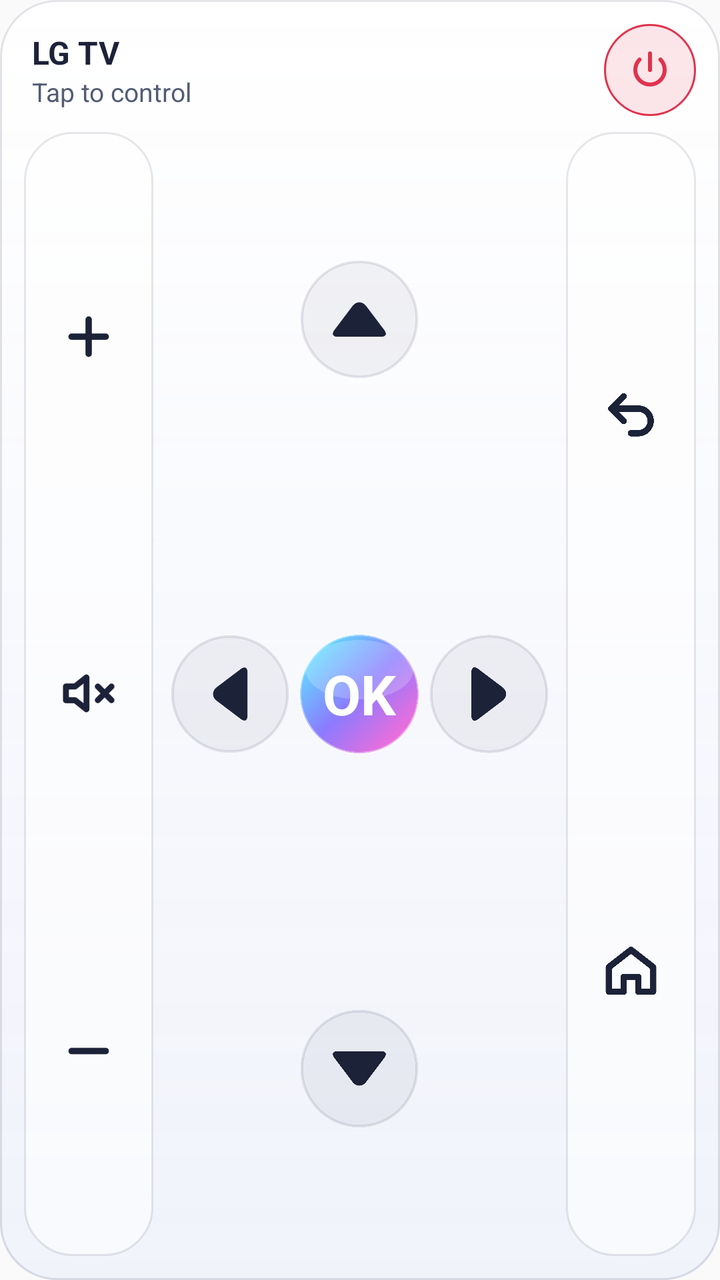
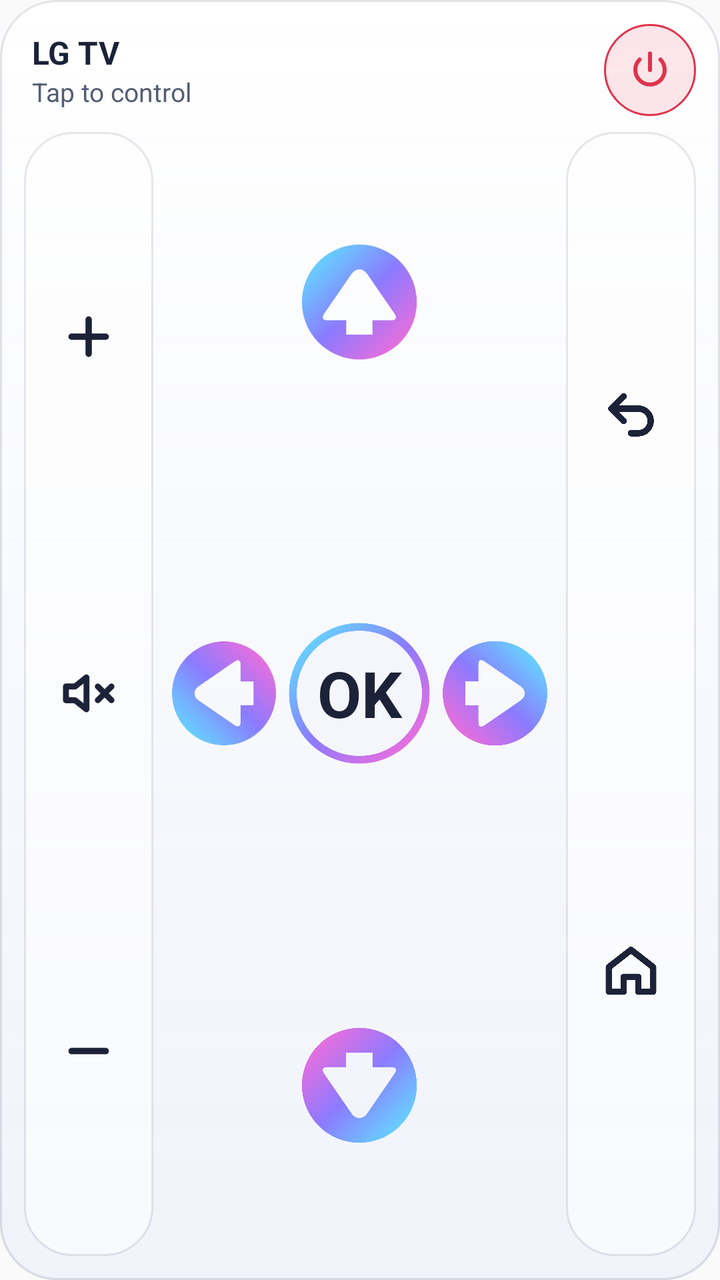

Screens rendered from an Android XML layout before and after an edit, with the pre-edit source and the edit as a unified diff.
<!-- AndroidManifest.xml: application theme AppTheme -->
<!-- res/layout/widget_remote.xml -->
<?xml version="1.0" encoding="utf-8"?>
<LinearLayout xmlns:android="http://schemas.android.com/apk/res/android"
    android:id="@+id/w_root"
    android:layout_width="match_parent"
    android:layout_height="match_parent"
    android:background="@drawable/widget_bg"
    android:orientation="vertical"
    android:padding="12dp">

    
    <LinearLayout
        android:layout_width="match_parent"
        android:layout_height="wrap_content"
        android:gravity="center_vertical"
        android:orientation="horizontal"
        android:paddingStart="4dp">

        <LinearLayout
            android:id="@+id/w_title"
            android:layout_width="0dp"
            android:layout_height="wrap_content"
            android:layout_weight="1"
            android:orientation="vertical">

            <TextView
                android:layout_width="wrap_content"
                android:layout_height="wrap_content"
                android:text="LG TV"
                android:textColor="@color/w_fg"
                android:textSize="16sp"
                android:textStyle="bold" />

            <TextView
                android:id="@+id/w_status"
                android:layout_width="wrap_content"
                android:layout_height="wrap_content"
                android:maxLines="1"
                android:text="Tap to control"
                android:textColor="@color/w_fg_muted"
                android:textSize="13sp" />
        </LinearLayout>

        <ImageButton
            android:id="@+id/w_power"
            android:layout_width="46dp"
            android:layout_height="46dp"
            android:background="@drawable/widget_btn_power"
            android:contentDescription="Power"
            android:src="@drawable/wi_power" />
    </LinearLayout>

    
    <LinearLayout
        android:layout_width="match_parent"
        android:layout_height="0dp"
        android:layout_marginTop="8dp"
        android:layout_weight="1"
        android:orientation="horizontal">

        <LinearLayout
            android:layout_width="0dp"
            android:layout_height="match_parent"
            android:layout_weight="1"
            android:background="@drawable/widget_pill"
            android:orientation="vertical"
            android:padding="3dp">

            <ImageButton
                android:id="@+id/w_volup"
                android:layout_width="match_parent"
                android:layout_height="0dp"
                android:layout_weight="1"
                android:background="@null"
                android:contentDescription="Volume up"
                android:scaleType="fitCenter"
                android:src="@drawable/wi_plus" />

            <ImageButton
                android:id="@+id/w_mute"
                android:layout_width="match_parent"
                android:layout_height="0dp"
                android:layout_weight="0.8"
                android:background="@null"
                android:contentDescription="Mute"
                android:padding="2dp"
                android:scaleType="fitCenter"
                android:src="@drawable/wi_mute" />

            <ImageButton
                android:id="@+id/w_voldown"
                android:layout_width="match_parent"
                android:layout_height="0dp"
                android:layout_weight="1"
                android:background="@null"
                android:contentDescription="Volume down"
                android:scaleType="fitCenter"
                android:src="@drawable/wi_minus" />
        </LinearLayout>

        
        <LinearLayout
            android:layout_width="0dp"
            android:layout_height="match_parent"
            android:layout_marginStart="6dp"
            android:layout_marginEnd="6dp"
            android:layout_weight="3"
            android:orientation="vertical">

            <LinearLayout
                android:layout_width="match_parent"
                android:layout_height="0dp"
                android:layout_weight="1"
                android:orientation="horizontal">

                <FrameLayout
                    android:layout_width="0dp"
                    android:layout_height="match_parent"
                    android:layout_weight="1" />

                <ImageButton
                    android:id="@+id/w_up"
                    android:layout_width="0dp"
                    android:layout_height="match_parent"
                    android:layout_weight="1"
                    android:background="@null"
                    android:contentDescription="Up"
                    android:padding="1dp"
                    android:scaleType="fitCenter"
                    android:src="@drawable/wi_up" />

                <FrameLayout
                    android:layout_width="0dp"
                    android:layout_height="match_parent"
                    android:layout_weight="1" />
            </LinearLayout>

            <LinearLayout
                android:layout_width="match_parent"
                android:layout_height="0dp"
                android:layout_weight="1"
                android:orientation="horizontal">

                <ImageButton
                    android:id="@+id/w_left"
                    android:layout_width="0dp"
                    android:layout_height="match_parent"
                    android:layout_weight="1"
                    android:background="@null"
                    android:contentDescription="Left"
                    android:padding="1dp"
                    android:scaleType="fitCenter"
                    android:src="@drawable/wi_left" />

                <FrameLayout
                    android:id="@+id/w_ok"
                    android:layout_width="0dp"
                    android:layout_height="match_parent"
                    android:layout_weight="1"
                    android:contentDescription="OK">

                    <ImageView
                        android:layout_width="match_parent"
                        android:layout_height="match_parent"
                        android:duplicateParentState="true"
                        android:scaleType="fitCenter"
                        android:src="@drawable/wi_ok" />

                    <TextView
                        android:layout_width="match_parent"
                        android:layout_height="match_parent"
                        android:autoSizeMaxTextSize="30sp"
                        android:autoSizeMinTextSize="12sp"
                        android:autoSizeTextType="uniform"
                        android:gravity="center"
                        android:maxLines="1"
                        android:padding="14dp"
                        android:text="OK"
                        android:textColor="#FFFFFFFF"
                        android:textStyle="bold" />
                </FrameLayout>

                <ImageButton
                    android:id="@+id/w_right"
                    android:layout_width="0dp"
                    android:layout_height="match_parent"
                    android:layout_weight="1"
                    android:background="@null"
                    android:contentDescription="Right"
                    android:padding="1dp"
                    android:scaleType="fitCenter"
                    android:src="@drawable/wi_right" />
            </LinearLayout>

            <LinearLayout
                android:layout_width="match_parent"
                android:layout_height="0dp"
                android:layout_weight="1"
                android:orientation="horizontal">

                <FrameLayout
                    android:layout_width="0dp"
                    android:layout_height="match_parent"
                    android:layout_weight="1" />

                <ImageButton
                    android:id="@+id/w_down"
                    android:layout_width="0dp"
                    android:layout_height="match_parent"
                    android:layout_weight="1"
                    android:background="@null"
                    android:contentDescription="Down"
                    android:padding="1dp"
                    android:scaleType="fitCenter"
                    android:src="@drawable/wi_down" />

                <FrameLayout
                    android:layout_width="0dp"
                    android:layout_height="match_parent"
                    android:layout_weight="1" />
            </LinearLayout>
        </LinearLayout>

        <LinearLayout
            android:layout_width="0dp"
            android:layout_height="match_parent"
            android:layout_weight="1"
            android:background="@drawable/widget_pill"
            android:orientation="vertical"
            android:padding="3dp">

            <ImageButton
                android:id="@+id/w_back"
                android:layout_width="match_parent"
                android:layout_height="0dp"
                android:layout_weight="1"
                android:background="@null"
                android:contentDescription="Back"
                android:scaleType="fitCenter"
                android:src="@drawable/wi_back" />

            <ImageButton
                android:id="@+id/w_home"
                android:layout_width="match_parent"
                android:layout_height="0dp"
                android:layout_weight="1"
                android:background="@null"
                android:contentDescription="Home"
                android:scaleType="fitCenter"
                android:src="@drawable/wi_home" />
        </LinearLayout>
    </LinearLayout>
</LinearLayout>
<!-- resources referenced by this layout -->
<resources>
  <!-- drawable wi_down_p (drawable) -->
  <?xml version="1.0" encoding="utf-8"?>
  <vector xmlns:android="http://schemas.android.com/apk/res/android" android:width="48dp" android:height="48dp" android:viewportWidth="48" android:viewportHeight="48">
      <path android:pathData="M24,2 A22,22 0 1,1 23.99,2 Z" android:fillColor="#9922C3E6" android:strokeColor="#CC5EE7FF" android:strokeWidth="1"/>
      <group android:rotation="180" android:pivotX="24" android:pivotY="24">
          <path android:pathData="M24,17.5 Q25.5,17.5 26.6,18.9 L33.7,28.3 Q35,30.4 32.6,30.7 L15.4,30.7 Q13,30.4 14.3,28.3 L21.4,18.9 Q22.5,17.5 24,17.5 Z" android:fillColor="#FFFFFFFF"/>
      </group>
  </vector>
  <!-- drawable wi_down_n (drawable) -->
  <?xml version="1.0" encoding="utf-8"?>
  <vector xmlns:android="http://schemas.android.com/apk/res/android" android:width="48dp" android:height="48dp" android:viewportWidth="48" android:viewportHeight="48">
      <path android:pathData="M24,2 A22,22 0 1,1 23.99,2 Z" android:fillColor="@color/w_btn" android:strokeColor="@color/w_btn_edge" android:strokeWidth="1"/>
      <group android:rotation="180" android:pivotX="24" android:pivotY="24">
          <path android:pathData="M24,17.5 Q25.5,17.5 26.6,18.9 L33.7,28.3 Q35,30.4 32.6,30.7 L15.4,30.7 Q13,30.4 14.3,28.3 L21.4,18.9 Q22.5,17.5 24,17.5 Z" android:fillColor="@color/w_fg"/>
      </group>
  </vector>
  <!-- drawable wi_left_p (drawable) -->
  <?xml version="1.0" encoding="utf-8"?>
  <vector xmlns:android="http://schemas.android.com/apk/res/android" android:width="48dp" android:height="48dp" android:viewportWidth="48" android:viewportHeight="48">
      <path android:pathData="M24,2 A22,22 0 1,1 23.99,2 Z" android:fillColor="#9922C3E6" android:strokeColor="#CC5EE7FF" android:strokeWidth="1"/>
      <group android:rotation="270" android:pivotX="24" android:pivotY="24">
          <path android:pathData="M24,17.5 Q25.5,17.5 26.6,18.9 L33.7,28.3 Q35,30.4 32.6,30.7 L15.4,30.7 Q13,30.4 14.3,28.3 L21.4,18.9 Q22.5,17.5 24,17.5 Z" android:fillColor="#FFFFFFFF"/>
      </group>
  </vector>
  <!-- drawable wi_left_n (drawable) -->
  <?xml version="1.0" encoding="utf-8"?>
  <vector xmlns:android="http://schemas.android.com/apk/res/android" android:width="48dp" android:height="48dp" android:viewportWidth="48" android:viewportHeight="48">
      <path android:pathData="M24,2 A22,22 0 1,1 23.99,2 Z" android:fillColor="@color/w_btn" android:strokeColor="@color/w_btn_edge" android:strokeWidth="1"/>
      <group android:rotation="270" android:pivotX="24" android:pivotY="24">
          <path android:pathData="M24,17.5 Q25.5,17.5 26.6,18.9 L33.7,28.3 Q35,30.4 32.6,30.7 L15.4,30.7 Q13,30.4 14.3,28.3 L21.4,18.9 Q22.5,17.5 24,17.5 Z" android:fillColor="@color/w_fg"/>
      </group>
  </vector>
  <!-- drawable wi_ok_p (drawable) -->
  <?xml version="1.0" encoding="utf-8"?>
  <vector xmlns:android="http://schemas.android.com/apk/res/android" xmlns:aapt="http://schemas.android.com/aapt"
      android:width="48dp" android:height="48dp" android:viewportWidth="48" android:viewportHeight="48">
      <path android:pathData="M24,2 A22,22 0 1,1 23.99,2 Z">
          <aapt:attr name="android:fillColor">
              <gradient android:type="linear" android:startX="6" android:startY="6" android:endX="42" android:endY="42"
                  android:startColor="#FF3FC8E6" android:centerColor="#FF7A4CFF" android:endColor="#FFE04FBF" />
          </aapt:attr>
      </path>
      <path android:pathData="M24,4 A20,11 0 0,1 44,15 A20,11 0 0,1 4,15 A20,11 0 0,1 24,4 Z" android:fillColor="#33FFFFFF"/>
      <path android:pathData="M24,2 A22,22 0 1,1 23.99,2 Z" android:fillColor="#00000000" android:strokeColor="#66FFFFFF" android:strokeWidth="1"/>
  </vector>
  <!-- drawable wi_ok_n (drawable) -->
  <?xml version="1.0" encoding="utf-8"?>
  <vector xmlns:android="http://schemas.android.com/apk/res/android" xmlns:aapt="http://schemas.android.com/aapt"
      android:width="48dp" android:height="48dp" android:viewportWidth="48" android:viewportHeight="48">
      <path android:pathData="M24,2 A22,22 0 1,1 23.99,2 Z">
          <aapt:attr name="android:fillColor">
              <gradient android:type="linear" android:startX="6" android:startY="6" android:endX="42" android:endY="42"
                  android:startColor="#FF5EE7FF" android:centerColor="#FF8B7BFF" android:endColor="#FFFF6BD5" />
          </aapt:attr>
      </path>
      <path android:pathData="M24,4 A20,11 0 0,1 44,15 A20,11 0 0,1 4,15 A20,11 0 0,1 24,4 Z" android:fillColor="#33FFFFFF"/>
      <path android:pathData="M24,2 A22,22 0 1,1 23.99,2 Z" android:fillColor="#00000000" android:strokeColor="#66FFFFFF" android:strokeWidth="1"/>
  </vector>
  <!-- drawable wi_right_p (drawable) -->
  <?xml version="1.0" encoding="utf-8"?>
  <vector xmlns:android="http://schemas.android.com/apk/res/android" android:width="48dp" android:height="48dp" android:viewportWidth="48" android:viewportHeight="48">
      <path android:pathData="M24,2 A22,22 0 1,1 23.99,2 Z" android:fillColor="#9922C3E6" android:strokeColor="#CC5EE7FF" android:strokeWidth="1"/>
      <group android:rotation="90" android:pivotX="24" android:pivotY="24">
          <path android:pathData="M24,17.5 Q25.5,17.5 26.6,18.9 L33.7,28.3 Q35,30.4 32.6,30.7 L15.4,30.7 Q13,30.4 14.3,28.3 L21.4,18.9 Q22.5,17.5 24,17.5 Z" android:fillColor="#FFFFFFFF"/>
      </group>
  </vector>
  <!-- drawable wi_right_n (drawable) -->
  <?xml version="1.0" encoding="utf-8"?>
  <vector xmlns:android="http://schemas.android.com/apk/res/android" android:width="48dp" android:height="48dp" android:viewportWidth="48" android:viewportHeight="48">
      <path android:pathData="M24,2 A22,22 0 1,1 23.99,2 Z" android:fillColor="@color/w_btn" android:strokeColor="@color/w_btn_edge" android:strokeWidth="1"/>
      <group android:rotation="90" android:pivotX="24" android:pivotY="24">
          <path android:pathData="M24,17.5 Q25.5,17.5 26.6,18.9 L33.7,28.3 Q35,30.4 32.6,30.7 L15.4,30.7 Q13,30.4 14.3,28.3 L21.4,18.9 Q22.5,17.5 24,17.5 Z" android:fillColor="@color/w_fg"/>
      </group>
  </vector>
  <!-- drawable wi_up_p (drawable) -->
  <?xml version="1.0" encoding="utf-8"?>
  <vector xmlns:android="http://schemas.android.com/apk/res/android" android:width="48dp" android:height="48dp" android:viewportWidth="48" android:viewportHeight="48">
      <path android:pathData="M24,2 A22,22 0 1,1 23.99,2 Z" android:fillColor="#9922C3E6" android:strokeColor="#CC5EE7FF" android:strokeWidth="1"/>
      <group android:rotation="0" android:pivotX="24" android:pivotY="24">
          <path android:pathData="M24,17.5 Q25.5,17.5 26.6,18.9 L33.7,28.3 Q35,30.4 32.6,30.7 L15.4,30.7 Q13,30.4 14.3,28.3 L21.4,18.9 Q22.5,17.5 24,17.5 Z" android:fillColor="#FFFFFFFF"/>
      </group>
  </vector>
  <!-- drawable wi_up_n (drawable) -->
  <?xml version="1.0" encoding="utf-8"?>
  <vector xmlns:android="http://schemas.android.com/apk/res/android" android:width="48dp" android:height="48dp" android:viewportWidth="48" android:viewportHeight="48">
      <path android:pathData="M24,2 A22,22 0 1,1 23.99,2 Z" android:fillColor="@color/w_btn" android:strokeColor="@color/w_btn_edge" android:strokeWidth="1"/>
      <group android:rotation="0" android:pivotX="24" android:pivotY="24">
          <path android:pathData="M24,17.5 Q25.5,17.5 26.6,18.9 L33.7,28.3 Q35,30.4 32.6,30.7 L15.4,30.7 Q13,30.4 14.3,28.3 L21.4,18.9 Q22.5,17.5 24,17.5 Z" android:fillColor="@color/w_fg"/>
      </group>
  </vector>
  <color name="w_btn">#0D141C3C</color>
  <!-- unchanged entries left out for length: 35 -->
</resources>

<!-- the commit's change to res/layout/widget_remote.xml (unified diff, before → after) -->
@@ -137,7 +137,7 @@
             <LinearLayout
                 android:layout_width="match_parent"
                 android:layout_height="0dp"
-                android:layout_weight="1"
+                android:layout_weight="1.3"
                 android:orientation="horizontal">
 
                 <ImageButton
@@ -155,7 +155,7 @@
                     android:id="@+id/w_ok"
                     android:layout_width="0dp"
                     android:layout_height="match_parent"
-                    android:layout_weight="1"
+                    android:layout_weight="1.3"
                     android:contentDescription="OK">
 
                     <ImageView
@@ -168,14 +168,15 @@
                     <TextView
                         android:layout_width="match_parent"
                         android:layout_height="match_parent"
-                        android:autoSizeMaxTextSize="30sp"
+                        android:autoSizeMaxTextSize="32sp"
                         android:autoSizeMinTextSize="12sp"
                         android:autoSizeTextType="uniform"
+                        android:duplicateParentState="true"
                         android:gravity="center"
                         android:maxLines="1"
                         android:padding="14dp"
                         android:text="OK"
-                        android:textColor="#FFFFFFFF"
+                        android:textColor="@color/w_ok_text"
                         android:textStyle="bold" />
                 </FrameLayout>
 
<!-- resource entries referenced after the edit -->
@@ -2,95 +2,96 @@
 <resources>
   <!-- drawable wi_down_p (drawable) -->
   <?xml version="1.0" encoding="utf-8"?>
-  <vector xmlns:android="http://schemas.android.com/apk/res/android" android:width="48dp" android:height="48dp" android:viewportWidth="48" android:viewportHeight="48">
-      <path android:pathData="M24,2 A22,22 0 1,1 23.99,2 Z" android:fillColor="#9922C3E6" android:strokeColor="#CC5EE7FF" android:strokeWidth="1"/>
+  <vector xmlns:android="http://schemas.android.com/apk/res/android" xmlns:aapt="http://schemas.android.com/aapt" android:width="48dp" android:height="48dp" android:viewportWidth="48" android:viewportHeight="48">
       <group android:rotation="180" android:pivotX="24" android:pivotY="24">
-          <path android:pathData="M24,17.5 Q25.5,17.5 26.6,18.9 L33.7,28.3 Q35,30.4 32.6,30.7 L15.4,30.7 Q13,30.4 14.3,28.3 L21.4,18.9 Q22.5,17.5 24,17.5 Z" android:fillColor="#FFFFFFFF"/>
+          <path android:pathData="M24,2 A22,22 0 1,1 23.99,2 Z">
+              <aapt:attr name="android:fillColor"><gradient android:type="linear" android:startX="4" android:startY="4" android:endX="44" android:endY="44" android:startColor="#FF2FB7D6" android:centerColor="#FF6C5CFF" android:endColor="#FFE04FBF"/></aapt:attr>
+          </path>
+          <path android:pathData="M24,11.5 Q25.75,11.5 27,13.25 L37.5,28.5 Q39,31 36,31 L29,31 L29,36.5 L19,36.5 L19,31 L12,31 Q9,31 10.5,28.5 L21,13.25 Q22.25,11.5 24,11.5 Z" android:fillColor="#FFFFFFFF"/>
       </group>
   </vector>
   <!-- drawable wi_down_n (drawable) -->
   <?xml version="1.0" encoding="utf-8"?>
-  <vector xmlns:android="http://schemas.android.com/apk/res/android" android:width="48dp" android:height="48dp" android:viewportWidth="48" android:viewportHeight="48">
-      <path android:pathData="M24,2 A22,22 0 1,1 23.99,2 Z" android:fillColor="@color/w_btn" android:strokeColor="@color/w_btn_edge" android:strokeWidth="1"/>
+  <vector xmlns:android="http://schemas.android.com/apk/res/android" xmlns:aapt="http://schemas.android.com/aapt" android:width="48dp" android:height="48dp" android:viewportWidth="48" android:viewportHeight="48">
       <group android:rotation="180" android:pivotX="24" android:pivotY="24">
-          <path android:pathData="M24,17.5 Q25.5,17.5 26.6,18.9 L33.7,28.3 Q35,30.4 32.6,30.7 L15.4,30.7 Q13,30.4 14.3,28.3 L21.4,18.9 Q22.5,17.5 24,17.5 Z" android:fillColor="@color/w_fg"/>
+          <path android:pathData="M24,2 A22,22 0 1,1 23.99,2 Z M24,11.5 Q25.75,11.5 27,13.25 L37.5,28.5 Q39,31 36,31 L29,31 L29,36.5 L19,36.5 L19,31 L12,31 Q9,31 10.5,28.5 L21,13.25 Q22.25,11.5 24,11.5 Z" android:fillType="evenOdd">
+              <aapt:attr name="android:fillColor"><gradient android:type="linear" android:startX="4" android:startY="4" android:endX="44" android:endY="44" android:startColor="#FF5EE7FF" android:centerColor="#FF8B7BFF" android:endColor="#FFFF6BD5"/></aapt:attr>
+          </path>
       </group>
   </vector>
   <!-- drawable wi_left_p (drawable) -->
   <?xml version="1.0" encoding="utf-8"?>
-  <vector xmlns:android="http://schemas.android.com/apk/res/android" android:width="48dp" android:height="48dp" android:viewportWidth="48" android:viewportHeight="48">
-      <path android:pathData="M24,2 A22,22 0 1,1 23.99,2 Z" android:fillColor="#9922C3E6" android:strokeColor="#CC5EE7FF" android:strokeWidth="1"/>
+  <vector xmlns:android="http://schemas.android.com/apk/res/android" xmlns:aapt="http://schemas.android.com/aapt" android:width="48dp" android:height="48dp" android:viewportWidth="48" android:viewportHeight="48">
       <group android:rotation="270" android:pivotX="24" android:pivotY="24">
-          <path android:pathData="M24,17.5 Q25.5,17.5 26.6,18.9 L33.7,28.3 Q35,30.4 32.6,30.7 L15.4,30.7 Q13,30.4 14.3,28.3 L21.4,18.9 Q22.5,17.5 24,17.5 Z" android:fillColor="#FFFFFFFF"/>
+          <path android:pathData="M24,2 A22,22 0 1,1 23.99,2 Z">
+              <aapt:attr name="android:fillColor"><gradient android:type="linear" android:startX="4" android:startY="4" android:endX="44" android:endY="44" android:startColor="#FF2FB7D6" android:centerColor="#FF6C5CFF" android:endColor="#FFE04FBF"/></aapt:attr>
+          </path>
+          <path android:pathData="M24,11.5 Q25.75,11.5 27,13.25 L37.5,28.5 Q39,31 36,31 L29,31 L29,36.5 L19,36.5 L19,31 L12,31 Q9,31 10.5,28.5 L21,13.25 Q22.25,11.5 24,11.5 Z" android:fillColor="#FFFFFFFF"/>
       </group>
   </vector>
   <!-- drawable wi_left_n (drawable) -->
   <?xml version="1.0" encoding="utf-8"?>
-  <vector xmlns:android="http://schemas.android.com/apk/res/android" android:width="48dp" android:height="48dp" android:viewportWidth="48" android:viewportHeight="48">
-      <path android:pathData="M24,2 A22,22 0 1,1 23.99,2 Z" android:fillColor="@color/w_btn" android:strokeColor="@color/w_btn_edge" android:strokeWidth="1"/>
+  <vector xmlns:android="http://schemas.android.com/apk/res/android" xmlns:aapt="http://schemas.android.com/aapt" android:width="48dp" android:height="48dp" android:viewportWidth="48" android:viewportHeight="48">
       <group android:rotation="270" android:pivotX="24" android:pivotY="24">
-          <path android:pathData="M24,17.5 Q25.5,17.5 26.6,18.9 L33.7,28.3 Q35,30.4 32.6,30.7 L15.4,30.7 Q13,30.4 14.3,28.3 L21.4,18.9 Q22.5,17.5 24,17.5 Z" android:fillColor="@color/w_fg"/>
+          <path android:pathData="M24,2 A22,22 0 1,1 23.99,2 Z M24,11.5 Q25.75,11.5 27,13.25 L37.5,28.5 Q39,31 36,31 L29,31 L29,36.5 L19,36.5 L19,31 L12,31 Q9,31 10.5,28.5 L21,13.25 Q22.25,11.5 24,11.5 Z" android:fillType="evenOdd">
+              <aapt:attr name="android:fillColor"><gradient android:type="linear" android:startX="4" android:startY="4" android:endX="44" android:endY="44" android:startColor="#FF5EE7FF" android:centerColor="#FF8B7BFF" android:endColor="#FFFF6BD5"/></aapt:attr>
+          </path>
       </group>
   </vector>
   <!-- drawable wi_ok_p (drawable) -->
   <?xml version="1.0" encoding="utf-8"?>
-  <vector xmlns:android="http://schemas.android.com/apk/res/android" xmlns:aapt="http://schemas.android.com/aapt"
-      android:width="48dp" android:height="48dp" android:viewportWidth="48" android:viewportHeight="48">
+  <vector xmlns:android="http://schemas.android.com/apk/res/android" xmlns:aapt="http://schemas.android.com/aapt" android:width="48dp" android:height="48dp" android:viewportWidth="48" android:viewportHeight="48">
       <path android:pathData="M24,2 A22,22 0 1,1 23.99,2 Z">
-          <aapt:attr name="android:fillColor">
-              <gradient android:type="linear" android:startX="6" android:startY="6" android:endX="42" android:endY="42"
-                  android:startColor="#FF3FC8E6" android:centerColor="#FF7A4CFF" android:endColor="#FFE04FBF" />
-          </aapt:attr>
+          <aapt:attr name="android:fillColor"><gradient android:type="linear" android:startX="4" android:startY="4" android:endX="44" android:endY="44" android:startColor="#FF5EE7FF" android:centerColor="#FF8B7BFF" android:endColor="#FFFF6BD5"/></aapt:attr>
       </path>
-      <path android:pathData="M24,4 A20,11 0 0,1 44,15 A20,11 0 0,1 4,15 A20,11 0 0,1 24,4 Z" android:fillColor="#33FFFFFF"/>
-      <path android:pathData="M24,2 A22,22 0 1,1 23.99,2 Z" android:fillColor="#00000000" android:strokeColor="#66FFFFFF" android:strokeWidth="1"/>
   </vector>
   <!-- drawable wi_ok_n (drawable) -->
   <?xml version="1.0" encoding="utf-8"?>
-  <vector xmlns:android="http://schemas.android.com/apk/res/android" xmlns:aapt="http://schemas.android.com/aapt"
-      android:width="48dp" android:height="48dp" android:viewportWidth="48" android:viewportHeight="48">
-      <path android:pathData="M24,2 A22,22 0 1,1 23.99,2 Z">
-          <aapt:attr name="android:fillColor">
-              <gradient android:type="linear" android:startX="6" android:startY="6" android:endX="42" android:endY="42"
-                  android:startColor="#FF5EE7FF" android:centerColor="#FF8B7BFF" android:endColor="#FFFF6BD5" />
-          </aapt:attr>
+  <vector xmlns:android="http://schemas.android.com/apk/res/android" xmlns:aapt="http://schemas.android.com/aapt" android:width="48dp" android:height="48dp" android:viewportWidth="48" android:viewportHeight="48">
+      <path android:pathData="M24,2 A22,22 0 1,1 23.99,2 Z" android:fillColor="@color/w_ok_bg"/>
+      <path android:pathData="M24,3.2 A20.8,20.8 0 1,1 23.99,3.2 Z" android:fillColor="#00000000" android:strokeWidth="2.4">
+          <aapt:attr name="android:strokeColor"><gradient android:type="linear" android:startX="4" android:startY="4" android:endX="44" android:endY="44" android:startColor="#FF5EE7FF" android:centerColor="#FF8B7BFF" android:endColor="#FFFF6BD5"/></aapt:attr>
       </path>
-      <path android:pathData="M24,4 A20,11 0 0,1 44,15 A20,11 0 0,1 4,15 A20,11 0 0,1 24,4 Z" android:fillColor="#33FFFFFF"/>
-      <path android:pathData="M24,2 A22,22 0 1,1 23.99,2 Z" android:fillColor="#00000000" android:strokeColor="#66FFFFFF" android:strokeWidth="1"/>
   </vector>
   <!-- drawable wi_right_p (drawable) -->
   <?xml version="1.0" encoding="utf-8"?>
-  <vector xmlns:android="http://schemas.android.com/apk/res/android" android:width="48dp" android:height="48dp" android:viewportWidth="48" android:viewportHeight="48">
-      <path android:pathData="M24,2 A22,22 0 1,1 23.99,2 Z" android:fillColor="#9922C3E6" android:strokeColor="#CC5EE7FF" android:strokeWidth="1"/>
+  <vector xmlns:android="http://schemas.android.com/apk/res/android" xmlns:aapt="http://schemas.android.com/aapt" android:width="48dp" android:height="48dp" android:viewportWidth="48" android:viewportHeight="48">
       <group android:rotation="90" android:pivotX="24" android:pivotY="24">
-          <path android:pathData="M24,17.5 Q25.5,17.5 26.6,18.9 L33.7,28.3 Q35,30.4 32.6,30.7 L15.4,30.7 Q13,30.4 14.3,28.3 L21.4,18.9 Q22.5,17.5 24,17.5 Z" android:fillColor="#FFFFFFFF"/>
+          <path android:pathData="M24,2 A22,22 0 1,1 23.99,2 Z">
+              <aapt:attr name="android:fillColor"><gradient android:type="linear" android:startX="4" android:startY="4" android:endX="44" android:endY="44" android:startColor="#FF2FB7D6" android:centerColor="#FF6C5CFF" android:endColor="#FFE04FBF"/></aapt:attr>
+          </path>
+          <path android:pathData="M24,11.5 Q25.75,11.5 27,13.25 L37.5,28.5 Q39,31 36,31 L29,31 L29,36.5 L19,36.5 L19,31 L12,31 Q9,31 10.5,28.5 L21,13.25 Q22.25,11.5 24,11.5 Z" android:fillColor="#FFFFFFFF"/>
       </group>
   </vector>
   <!-- drawable wi_right_n (drawable) -->
   <?xml version="1.0" encoding="utf-8"?>
-  <vector xmlns:android="http://schemas.android.com/apk/res/android" android:width="48dp" android:height="48dp" android:viewportWidth="48" android:viewportHeight="48">
-      <path android:pathData="M24,2 A22,22 0 1,1 23.99,2 Z" android:fillColor="@color/w_btn" android:strokeColor="@color/w_btn_edge" android:strokeWidth="1"/>
+  <vector xmlns:android="http://schemas.android.com/apk/res/android" xmlns:aapt="http://schemas.android.com/aapt" android:width="48dp" android:height="48dp" android:viewportWidth="48" android:viewportHeight="48">
       <group android:rotation="90" android:pivotX="24" android:pivotY="24">
-          <path android:pathData="M24,17.5 Q25.5,17.5 26.6,18.9 L33.7,28.3 Q35,30.4 32.6,30.7 L15.4,30.7 Q13,30.4 14.3,28.3 L21.4,18.9 Q22.5,17.5 24,17.5 Z" android:fillColor="@color/w_fg"/>
+          <path android:pathData="M24,2 A22,22 0 1,1 23.99,2 Z M24,11.5 Q25.75,11.5 27,13.25 L37.5,28.5 Q39,31 36,31 L29,31 L29,36.5 L19,36.5 L19,31 L12,31 Q9,31 10.5,28.5 L21,13.25 Q22.25,11.5 24,11.5 Z" android:fillType="evenOdd">
+              <aapt:attr name="android:fillColor"><gradient android:type="linear" android:startX="4" android:startY="4" android:endX="44" android:endY="44" android:startColor="#FF5EE7FF" android:centerColor="#FF8B7BFF" android:endColor="#FFFF6BD5"/></aapt:attr>
+          </path>
       </group>
   </vector>
   <!-- drawable wi_up_p (drawable) -->
   <?xml version="1.0" encoding="utf-8"?>
-  <vector xmlns:android="http://schemas.android.com/apk/res/android" android:width="48dp" android:height="48dp" android:viewportWidth="48" android:viewportHeight="48">
-      <path android:pathData="M24,2 A22,22 0 1,1 23.99,2 Z" android:fillColor="#9922C3E6" android:strokeColor="#CC5EE7FF" android:strokeWidth="1"/>
+  <vector xmlns:android="http://schemas.android.com/apk/res/android" xmlns:aapt="http://schemas.android.com/aapt" android:width="48dp" android:height="48dp" android:viewportWidth="48" android:viewportHeight="48">
       <group android:rotation="0" android:pivotX="24" android:pivotY="24">
-          <path android:pathData="M24,17.5 Q25.5,17.5 26.6,18.9 L33.7,28.3 Q35,30.4 32.6,30.7 L15.4,30.7 Q13,30.4 14.3,28.3 L21.4,18.9 Q22.5,17.5 24,17.5 Z" android:fillColor="#FFFFFFFF"/>
+          <path android:pathData="M24,2 A22,22 0 1,1 23.99,2 Z">
+              <aapt:attr name="android:fillColor"><gradient android:type="linear" android:startX="4" android:startY="4" android:endX="44" android:endY="44" android:startColor="#FF2FB7D6" android:centerColor="#FF6C5CFF" android:endColor="#FFE04FBF"/></aapt:attr>
+          </path>
+          <path android:pathData="M24,11.5 Q25.75,11.5 27,13.25 L37.5,28.5 Q39,31 36,31 L29,31 L29,36.5 L19,36.5 L19,31 L12,31 Q9,31 10.5,28.5 L21,13.25 Q22.25,11.5 24,11.5 Z" android:fillColor="#FFFFFFFF"/>
       </group>
   </vector>
   <!-- drawable wi_up_n (drawable) -->
   <?xml version="1.0" encoding="utf-8"?>
-  <vector xmlns:android="http://schemas.android.com/apk/res/android" android:width="48dp" android:height="48dp" android:viewportWidth="48" android:viewportHeight="48">
-      <path android:pathData="M24,2 A22,22 0 1,1 23.99,2 Z" android:fillColor="@color/w_btn" android:strokeColor="@color/w_btn_edge" android:strokeWidth="1"/>
+  <vector xmlns:android="http://schemas.android.com/apk/res/android" xmlns:aapt="http://schemas.android.com/aapt" android:width="48dp" android:height="48dp" android:viewportWidth="48" android:viewportHeight="48">
       <group android:rotation="0" android:pivotX="24" android:pivotY="24">
-          <path android:pathData="M24,17.5 Q25.5,17.5 26.6,18.9 L33.7,28.3 Q35,30.4 32.6,30.7 L15.4,30.7 Q13,30.4 14.3,28.3 L21.4,18.9 Q22.5,17.5 24,17.5 Z" android:fillColor="@color/w_fg"/>
+          <path android:pathData="M24,2 A22,22 0 1,1 23.99,2 Z M24,11.5 Q25.75,11.5 27,13.25 L37.5,28.5 Q39,31 36,31 L29,31 L29,36.5 L19,36.5 L19,31 L12,31 Q9,31 10.5,28.5 L21,13.25 Q22.25,11.5 24,11.5 Z" android:fillType="evenOdd">
+              <aapt:attr name="android:fillColor"><gradient android:type="linear" android:startX="4" android:startY="4" android:endX="44" android:endY="44" android:startColor="#FF5EE7FF" android:centerColor="#FF8B7BFF" android:endColor="#FFFF6BD5"/></aapt:attr>
+          </path>
       </group>
   </vector>
-  <color name="w_btn">#0D141C3C</color>
+  <color name="w_ok_bg">#FFF4F6FB</color>
   <!-- unchanged entries left out for length: 35 -->
 </resources>
 
